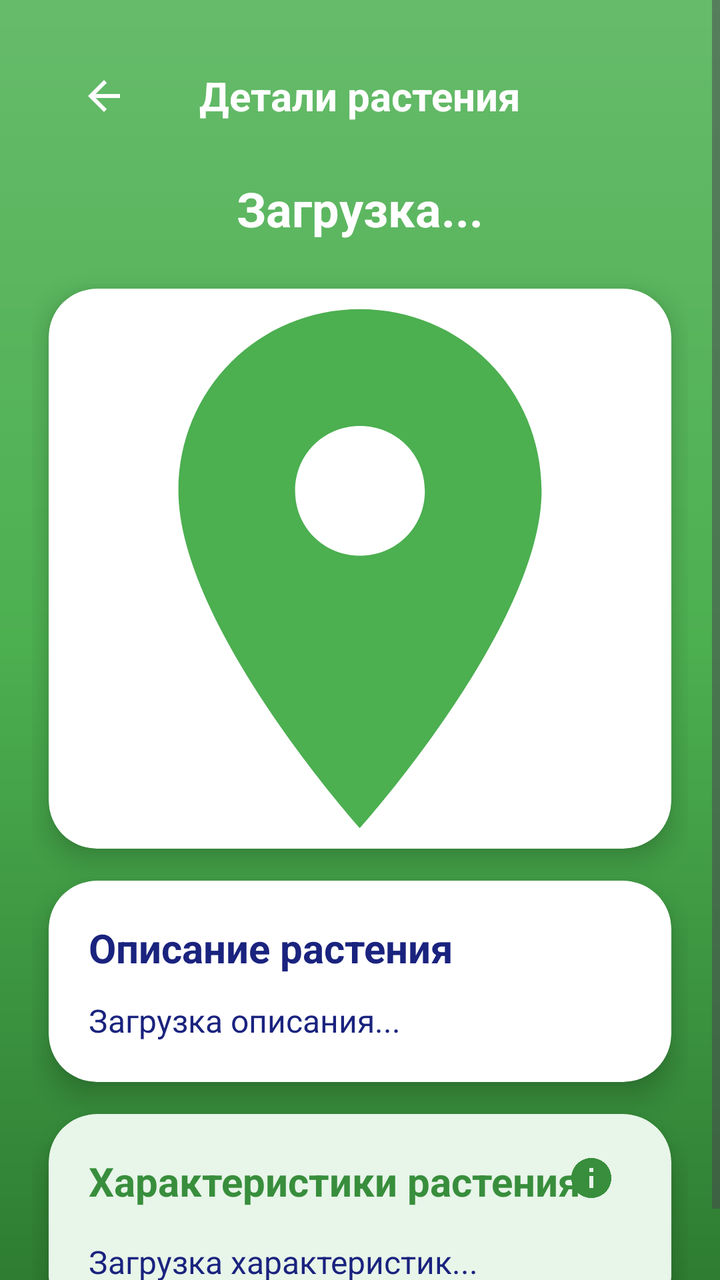
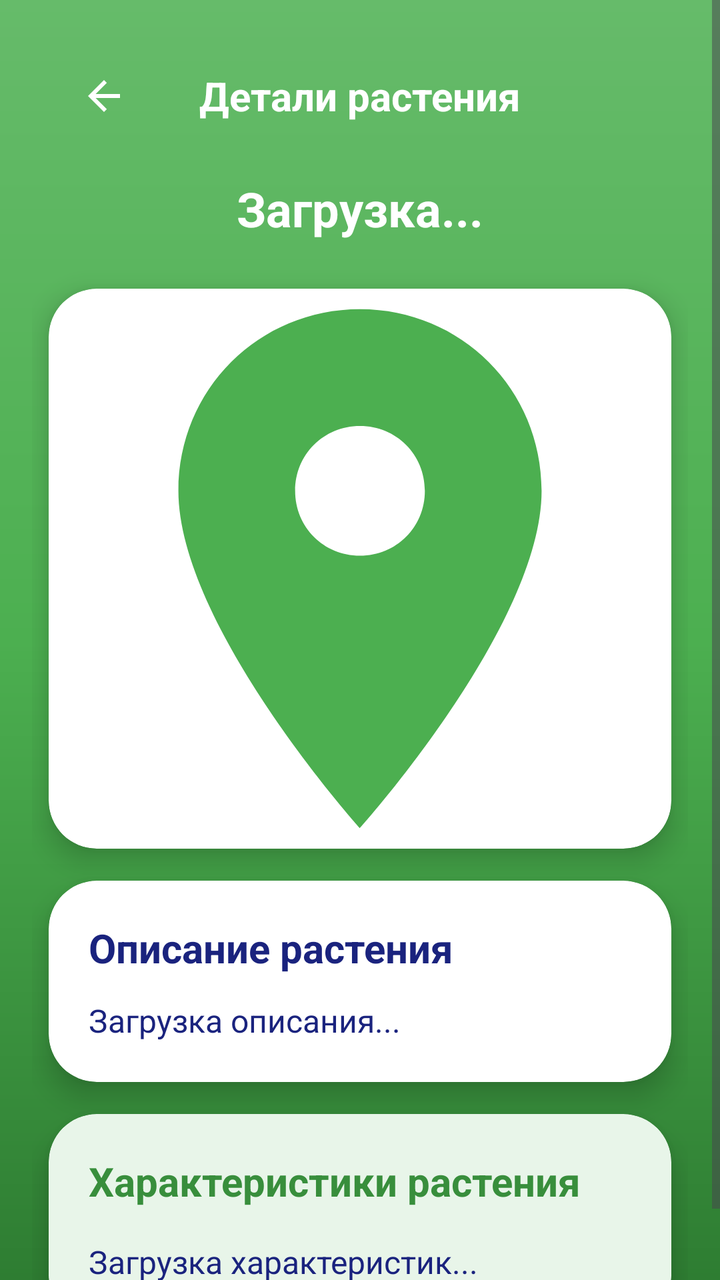

Before-and-after screenshots of an Android layout around one commit, followed by the original layout XML and the change that was made.
<!-- AndroidManifest.xml: application theme Theme.ARS -->
<!-- res/layout/activity_plant_detail.xml -->
<?xml version="1.0" encoding="utf-8"?>
<ScrollView xmlns:android="http://schemas.android.com/apk/res/android"
    xmlns:app="http://schemas.android.com/apk/res-auto"
    xmlns:tools="http://schemas.android.com/tools"
    android:layout_width="match_parent"
    android:layout_height="match_parent"
    android:background="@drawable/bg_gradient_green"
    android:fillViewport="true"
    tools:context=".PlantDetailActivity">

    <androidx.constraintlayout.widget.ConstraintLayout
        android:layout_width="match_parent"
        android:layout_height="wrap_content"
        android:padding="16dp">

        
        <androidx.appcompat.widget.Toolbar
            android:id="@+id/toolbar"
            android:layout_width="0dp"
            android:layout_height="?attr/actionBarSize"
            android:background="@android:color/transparent"
            app:layout_constraintEnd_toEndOf="parent"
            app:layout_constraintStart_toStartOf="parent"
            app:layout_constraintTop_toTopOf="parent">

            <ImageView
                android:id="@+id/btnBack"
                android:layout_width="40dp"
                android:layout_height="40dp"
                android:src="@drawable/ic_arrow_back"
                android:tint="@color/color_text_white"
                android:padding="8dp"
                android:contentDescription="Назад" />

            <TextView
                android:layout_width="wrap_content"
                android:layout_height="wrap_content"
                android:text="Детали растения"
                android:textColor="@color/color_text_white"
                android:textSize="20sp"
                android:textStyle="bold"
                android:layout_gravity="center"
                android:layout_marginStart="12dp" />

        </androidx.appcompat.widget.Toolbar>

        
        <TextView
            android:id="@+id/tvPlantName"
            android:layout_width="wrap_content"
            android:layout_height="wrap_content"
            android:layout_marginTop="8dp"
            android:text="Загрузка..."
            android:textColor="@color/color_text_white"
            android:textSize="24sp"
            android:textStyle="bold"
            app:layout_constraintEnd_toEndOf="parent"
            app:layout_constraintStart_toStartOf="parent"
            app:layout_constraintTop_toBottomOf="@+id/toolbar" />

        
        <androidx.cardview.widget.CardView
            android:id="@+id/photoCard"
            android:layout_width="0dp"
            android:layout_height="280dp"
            android:layout_marginTop="24dp"
            app:cardBackgroundColor="@color/color_surface_white"
            app:cardCornerRadius="24dp"
            app:cardElevation="8dp"
            app:contentPadding="0dp"
            app:layout_constraintEnd_toEndOf="parent"
            app:layout_constraintStart_toStartOf="parent"
            app:layout_constraintTop_toBottomOf="@+id/tvPlantName"
            app:layout_constraintWidth_percent="0.95">

            <ImageView
                android:id="@+id/ivPlantPhoto"
                android:layout_width="match_parent"
                android:layout_height="match_parent"
                android:scaleType="centerCrop"
                android:src="@drawable/plant_placeholder"
                android:contentDescription="Фото растения" />

            
            <LinearLayout
                android:id="@+id/photoPlaceholder"
                android:layout_width="match_parent"
                android:layout_height="match_parent"
                android:background="@color/color_surface_light"
                android:gravity="center"
                android:orientation="vertical"
                android:visibility="gone">

                <ImageView
                    android:layout_width="80dp"
                    android:layout_height="80dp"
                    android:src="@drawable/ic_photo_camera"
                    app:tint="@color/color_green_primary" />

                <TextView
                    android:layout_width="wrap_content"
                    android:layout_height="wrap_content"
                    android:layout_marginTop="12dp"
                    android:text="Фото отсутствует"
                    android:textColor="@color/color_text_gray"
                    android:textSize="16sp" />

            </LinearLayout>

        </androidx.cardview.widget.CardView>

        
        <androidx.cardview.widget.CardView
            android:id="@+id/descriptionCard"
            android:layout_width="0dp"
            android:layout_height="wrap_content"
            android:layout_marginTop="16dp"
            app:cardBackgroundColor="@color/color_surface_white"
            app:cardCornerRadius="24dp"
            app:cardElevation="8dp"
            app:contentPadding="20dp"
            app:layout_constraintEnd_toEndOf="parent"
            app:layout_constraintStart_toStartOf="parent"
            app:layout_constraintTop_toBottomOf="@+id/photoCard"
            app:layout_constraintWidth_percent="0.95">

            <androidx.constraintlayout.widget.ConstraintLayout
                android:layout_width="match_parent"
                android:layout_height="wrap_content">

                <TextView
                    android:id="@+id/tvDescriptionTitle"
                    android:layout_width="wrap_content"
                    android:layout_height="wrap_content"
                    android:text="Описание растения"
                    android:textColor="@color/color_text_dark"
                    android:textSize="20sp"
                    android:textStyle="bold"
                    app:layout_constraintStart_toStartOf="parent"
                    app:layout_constraintTop_toTopOf="parent" />

                <TextView
                    android:id="@+id/tvDescription"
                    android:layout_width="0dp"
                    android:layout_height="wrap_content"
                    android:layout_marginTop="12dp"
                    android:text="Загрузка описания..."
                    android:textColor="@color/color_text_dark"
                    android:textSize="16sp"
                    android:lineSpacingExtra="4dp"
                    app:layout_constraintEnd_toEndOf="parent"
                    app:layout_constraintStart_toStartOf="parent"
                    app:layout_constraintTop_toBottomOf="@+id/tvDescriptionTitle" />

            </androidx.constraintlayout.widget.ConstraintLayout>
        </androidx.cardview.widget.CardView>

        
        <androidx.cardview.widget.CardView
            android:id="@+id/recommendationsCard"
            android:layout_width="0dp"
            android:layout_height="wrap_content"
            android:layout_marginTop="16dp"
            android:layout_marginBottom="32dp"
            app:cardBackgroundColor="@color/color_green_soft"
            app:cardCornerRadius="24dp"
            app:cardElevation="8dp"
            app:contentPadding="20dp"
            app:layout_constraintEnd_toEndOf="parent"
            app:layout_constraintStart_toStartOf="parent"
            app:layout_constraintTop_toBottomOf="@+id/descriptionCard"
            app:layout_constraintWidth_percent="0.95">

            <androidx.constraintlayout.widget.ConstraintLayout
                android:layout_width="match_parent"
                android:layout_height="wrap_content">

                
                <TextView
                    android:id="@+id/tvRecommendationsTitle"
                    android:layout_width="wrap_content"
                    android:layout_height="wrap_content"
                    android:text="Характеристики растения"
                    android:textColor="@color/color_green_dark"
                    android:textSize="20sp"
                    android:textStyle="bold"
                    app:layout_constraintStart_toStartOf="parent"
                    app:layout_constraintTop_toTopOf="parent" />

                
                <ImageView
                    android:layout_width="24dp"
                    android:layout_height="24dp"
                    android:layout_marginEnd="8dp"
                    android:src="@drawable/ic_info"
                    app:tint="@color/color_green_dark"
                    app:layout_constraintEnd_toEndOf="parent"
                    app:layout_constraintTop_toTopOf="parent" />

                
                <TextView
                    android:id="@+id/tvRecommendations"
                    android:layout_width="0dp"
                    android:layout_height="wrap_content"
                    android:layout_marginTop="16dp"
                    android:text="Загрузка характеристик..."
                    android:textColor="@color/color_text_dark"
                    android:textSize="16sp"
                    android:lineSpacingExtra="6dp"
                    app:layout_constraintEnd_toEndOf="parent"
                    app:layout_constraintStart_toStartOf="parent"
                    app:layout_constraintTop_toBottomOf="@+id/tvRecommendationsTitle" />

                
                <TextView
                    android:id="@+id/tvNoRecommendations"
                    android:layout_width="0dp"
                    android:layout_height="wrap_content"
                    android:layout_marginTop="16dp"
                    android:text="Характеристики не загружены. Проверьте подключение к интернету."
                    android:textColor="@color/color_text_gray"
                    android:textSize="16sp"
                    android:textStyle="italic"
                    android:gravity="center"
                    android:visibility="gone"
                    app:layout_constraintEnd_toEndOf="parent"
                    app:layout_constraintStart_toStartOf="parent"
                    app:layout_constraintTop_toBottomOf="@+id/tvRecommendationsTitle" />

            </androidx.constraintlayout.widget.ConstraintLayout>
        </androidx.cardview.widget.CardView>

    </androidx.constraintlayout.widget.ConstraintLayout>
</ScrollView>
<!-- resources referenced by this layout -->
<resources>
  <color name="color_green_dark">#388E3C</color>
  <color name="color_green_primary">#4CAF50</color>
  <color name="color_green_soft">#E8F5E9</color>
  <color name="color_surface_light">#F5F5F5</color>
  <color name="color_surface_white">#FFFFFF</color>
  <color name="color_text_dark">#1A237E</color>
  <color name="color_text_gray">#757575</color>
  <color name="color_text_white">#FFFFFF</color>
  <!-- drawable bg_gradient_green (drawable) -->
  <?xml version="1.0" encoding="utf-8"?>
  <shape xmlns:android="http://schemas.android.com/apk/res/android">
      <gradient
          android:startColor="@color/gradient_green_start"
          android:centerColor="@color/gradient_green_middle"
          android:endColor="@color/gradient_green_end"
          android:angle="90"
          android:type="linear" />
  </shape>
  <!-- drawable ic_arrow_back (drawable) -->
  <?xml version="1.0" encoding="utf-8"?>
  <vector xmlns:android="http://schemas.android.com/apk/res/android"
      android:width="24dp"
      android:height="24dp"
      android:viewportWidth="24"
      android:viewportHeight="24">
      <path
          android:fillColor="#000000"
          android:pathData="M20,11H7.83l5.59,-5.59L12,4l-8,8 8,8 1.41,-1.41L7.83,13H20v-2z" />
  </vector>
  <!-- drawable ic_info (drawable) -->
  <vector xmlns:android="http://schemas.android.com/apk/res/android"
      android:width="24dp" android:height="24dp"
      android:viewportWidth="24" android:viewportHeight="24">
      <path android:fillColor="#000000"
          android:pathData="M12,2C6.48,2 2,6.48 2,12s4.48,10 10,10 10,-4.48 10,-10S17.52,2 12,2zM13,17h-2v-6h2v6zM13,9h-2V7h2v2z"/>
  </vector>
  <!-- drawable ic_photo_camera (drawable) -->
  <vector xmlns:android="http://schemas.android.com/apk/res/android"
      android:width="24dp" android:height="24dp"
      android:viewportWidth="24" android:viewportHeight="24">
      <path android:fillColor="#000000"
          android:pathData="M18,15v3H6v-3H4v3c0,1.1 0.9,2 2,2h12c1.1,0 2,-0.9 2,-2v-3h-2z"/>
      <path android:fillColor="#000000"
          android:pathData="M17,11l-1.44,-1.44 -1.41,1.41 2.79,2.79 5,-5L20,9 17,11zM12,4C9.79,4 8,5.79 8,8s1.79,4 4,4 4,-1.79 4,-4 -1.79,-4 -4,-4z"/>
  </vector>
  <!-- drawable plant_placeholder (drawable) -->
  <vector xmlns:android="http://schemas.android.com/apk/res/android"
      android:width="24dp"
      android:height="24dp"
      android:viewportWidth="24"
      android:viewportHeight="24">
      <path
          android:fillColor="#4CAF50"
          android:pathData="M12,2C8.1,2 5,5.1 5,9c0,5.2 7,13 7,13s7,-7.8 7,-13C19,5.1 15.9,2 12,2zM12,11.5c-1.4,0 -2.5,-1.1 -2.5,-2.5s1.1,-2.5 2.5,-2.5 2.5,1.1 2.5,2.5 -1.1,2.5 -2.5,2.5z" />
  </vector>
  <style name="Theme.ARS" parent="Base.Theme.ARS" />
  <color name="gradient_green_start">#2E7D32</color>
  <color name="gradient_green_middle">#4CAF50</color>
  <color name="gradient_green_end">#66BB6A</color>
  <style name="Base.Theme.ARS" parent="Theme.Material3.DayNight.NoActionBar">
          
          
      </style>
</resources>

<!-- the commit's change to res/layout/activity_plant_detail.xml (unified diff, before → after) -->
@@ -28,7 +28,7 @@
                 android:layout_width="40dp"
                 android:layout_height="40dp"
                 android:src="@drawable/ic_arrow_back"
-                android:tint="@color/color_text_white"
+                app:tint="@color/color_text_white"
                 android:padding="8dp"
                 android:contentDescription="Назад" />
 
@@ -188,16 +188,6 @@
                     app:layout_constraintTop_toTopOf="parent" />
 
                 
-                <ImageView
-                    android:layout_width="24dp"
-                    android:layout_height="24dp"
-                    android:layout_marginEnd="8dp"
-                    android:src="@drawable/ic_info"
-                    app:tint="@color/color_green_dark"
-                    app:layout_constraintEnd_toEndOf="parent"
-                    app:layout_constraintTop_toTopOf="parent" />
-
-                
                 <TextView
                     android:id="@+id/tvRecommendations"
                     android:layout_width="0dp"
<!-- resource entries referenced after the edit -->
@@ -29,13 +29,6 @@
           android:fillColor="#000000"
           android:pathData="M20,11H7.83l5.59,-5.59L12,4l-8,8 8,8 1.41,-1.41L7.83,13H20v-2z" />
   </vector>
-  <!-- drawable ic_info (drawable) -->
-  <vector xmlns:android="http://schemas.android.com/apk/res/android"
-      android:width="24dp" android:height="24dp"
-      android:viewportWidth="24" android:viewportHeight="24">
-      <path android:fillColor="#000000"
-          android:pathData="M12,2C6.48,2 2,6.48 2,12s4.48,10 10,10 10,-4.48 10,-10S17.52,2 12,2zM13,17h-2v-6h2v6zM13,9h-2V7h2v2z"/>
-  </vector>
   <!-- drawable ic_photo_camera (drawable) -->
   <vector xmlns:android="http://schemas.android.com/apk/res/android"
       android:width="24dp" android:height="24dp"
